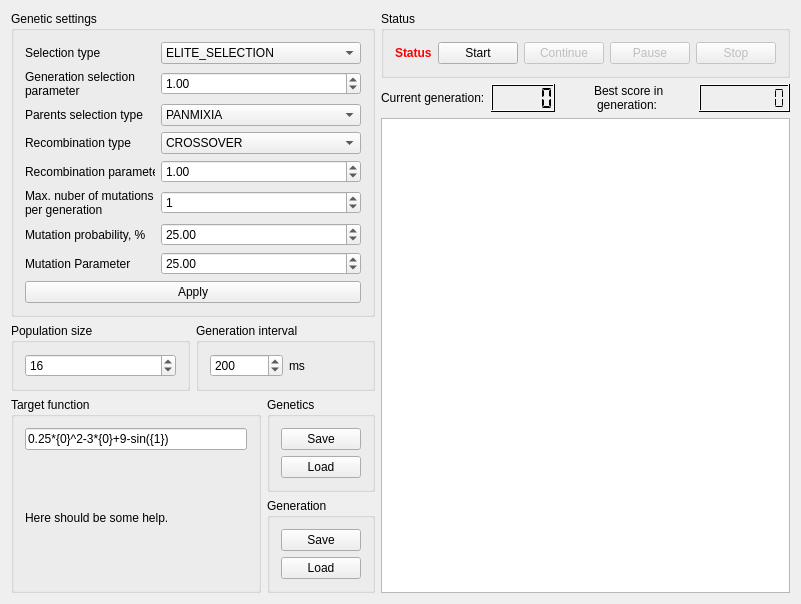
Old version of the form Examples/GUI_FunctionSearcherWith/mainwindow.ui in the repository GeneticAlgorithmsConference/Library.
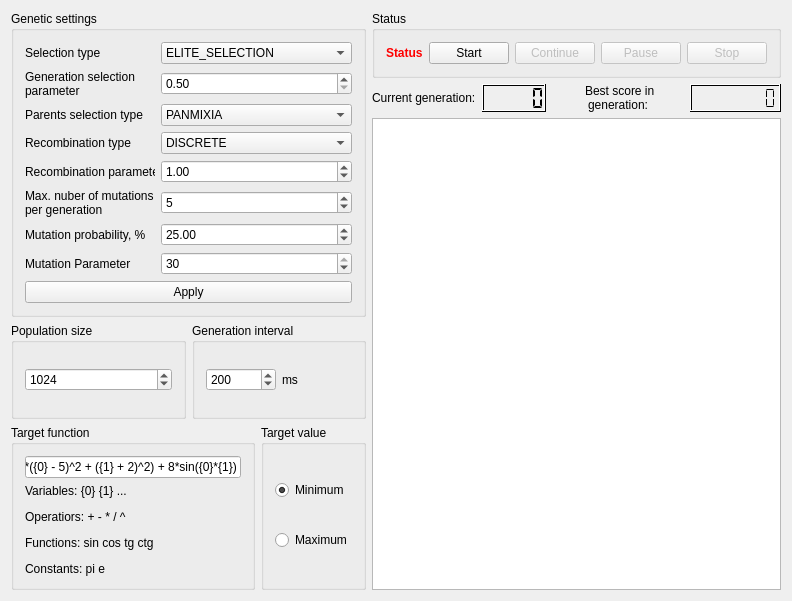
New version of the form.

```diff
--- a/Examples/GUI_FunctionSearcherWith/mainwindow.ui
+++ b/Examples/GUI_FunctionSearcherWith/mainwindow.ui
@@ -6,7 +6,7 @@
    <rect>
     <x>0</x>
     <y>0</y>
-    <width>747</width>
+    <width>766</width>
     <height>601</height>
    </rect>
   </property>
@@ -92,9 +92,18 @@
                   <height>16777215</height>
                  </size>
                 </property>
-                <property name="value">
+                <property name="minimum">
+                 <double>0.500000000000000</double>
+                </property>
+                <property name="maximum">
                  <double>1.000000000000000</double>
                 </property>
+                <property name="singleStep">
+                 <double>0.010000000000000</double>
+                </property>
+                <property name="value">
+                 <double>0.500000000000000</double>
+                </property>
                </widget>
               </item>
               <item row="2" column="0">
@@ -189,7 +198,7 @@
                  <number>1024</number>
                 </property>
                 <property name="value">
-                 <number>1</number>
+                 <number>5</number>
                 </property>
                </widget>
               </item>
@@ -228,7 +237,7 @@
                  </size>
                 </property>
                 <property name="currentIndex">
-                 <number>2</number>
+                 <number>0</number>
                 </property>
                 <item>
                  <property name="text">
@@ -250,21 +259,11 @@
                   <string>UNIFORM_CROSSOVER</string>
                  </property>
                 </item>
-                <item>
-                 <property name="text">
-                  <string>TRIADIC_CROSSOVER</string>
-                 </property>
-                </item>
                 <item>
                  <property name="text">
                   <string>SHUFFLER_CROSSOVER</string>
                  </property>
                 </item>
-                <item>
-                 <property name="text">
-                  <string>CROSSOVER_WITH_REDUCED_SURROGATE</string>
-                 </property>
-                </item>
                </widget>
               </item>
               <item row="5" column="0">
@@ -302,8 +301,17 @@
                   <height>16777215</height>
                  </size>
                 </property>
+                <property name="decimals">
+                 <number>0</number>
+                </property>
+                <property name="minimum">
+                 <double>0.000000000000000</double>
+                </property>
+                <property name="maximum">
+                 <double>30.000000000000000</double>
+                </property>
                 <property name="value">
-                 <double>25.000000000000000</double>
+                 <double>30.000000000000000</double>
                 </property>
                </widget>
               </item>
@@ -354,7 +362,7 @@
                <number>2</number>
               </property>
               <property name="value">
-               <number>16</number>
+               <number>1024</number>
               </property>
              </widget>
             </item>
@@ -409,14 +417,14 @@
               <item>
                <widget class="QLineEdit" name="tbFunction">
                 <property name="text">
-                 <string>0.25*{0}^2-3*{0}+9-sin({1})</string>
+                 <string>(2*({0} - 5)^2 + ({1} + 2)^2) + 8*sin({0}*{1})</string>
                 </property>
                </widget>
               </item>
               <item>
                <widget class="QLabel" name="label_2">
                 <property name="text">
-                 <string>Here should be some help.</string>
+                 <string>&lt;html&gt;&lt;head/&gt;&lt;body&gt;&lt;p&gt;Variables: {0} {1} ...&lt;/p&gt;&lt;p&gt;Operatiors:   +   -   *    /    ^&lt;/p&gt;&lt;p&gt;Functions:   sin   cos   tg   ctg&lt;/p&gt;&lt;p&gt;Constants:    pi    e&lt;/p&gt;&lt;/body&gt;&lt;/html&gt;</string>
                 </property>
                </widget>
               </item>
@@ -428,51 +436,27 @@
          <item>
           <layout class="QVBoxLayout" name="verticalLayout_4">
            <item>
-            <widget class="QGroupBox" name="gbFiles_2">
+            <widget class="QGroupBox" name="gbTargetValue">
              <property name="title">
-              <string>Genetics</string>
-             </property>
-             <layout class="QHBoxLayout" name="horizontalLayout">
-              <item>
-               <layout class="QVBoxLayout" name="verticalLayout_2">
-                <item>
-                 <widget class="QPushButton" name="btSaveGenetics">
-                  <property name="text">
-                   <string>Save</string>
-                  </property>
-                 </widget>
-                </item>
-                <item>
-                 <widget class="QPushButton" name="btLoadGenetics">
-                  <property name="text">
-                   <string>Load</string>
-                  </property>
-                 </widget>
-                </item>
-               </layout>
-              </item>
-             </layout>
-            </widget>
-           </item>
-           <item>
-            <widget class="QGroupBox" name="gbFiles">
-             <property name="title">
-              <string>Generation</string>
+              <string>Target value</string>
              </property>
              <layout class="QHBoxLayout" name="horizontalLayout_2">
               <item>
-               <layout class="QVBoxLayout" name="verticalLayout_3">
+               <layout class="QVBoxLayout" name="verticalLayout_2">
                 <item>
-                 <widget class="QPushButton" name="btSaveGeneration">
+                 <widget class="QRadioButton" name="rbMin">
                   <property name="text">
-                   <string>Save</string>
+                   <string>Minimum</string>
+                  </property>
+                  <property name="checked">
+                   <bool>true</bool>
                   </property>
                  </widget>
                 </item>
                 <item>
-                 <widget class="QPushButton" name="btLoadGeneration">
+                 <widget class="QRadioButton" name="rbMax">
                   <property name="text">
-                   <string>Load</string>
+                   <string>Maximum</string>
                   </property>
                  </widget>
                 </item>
```
